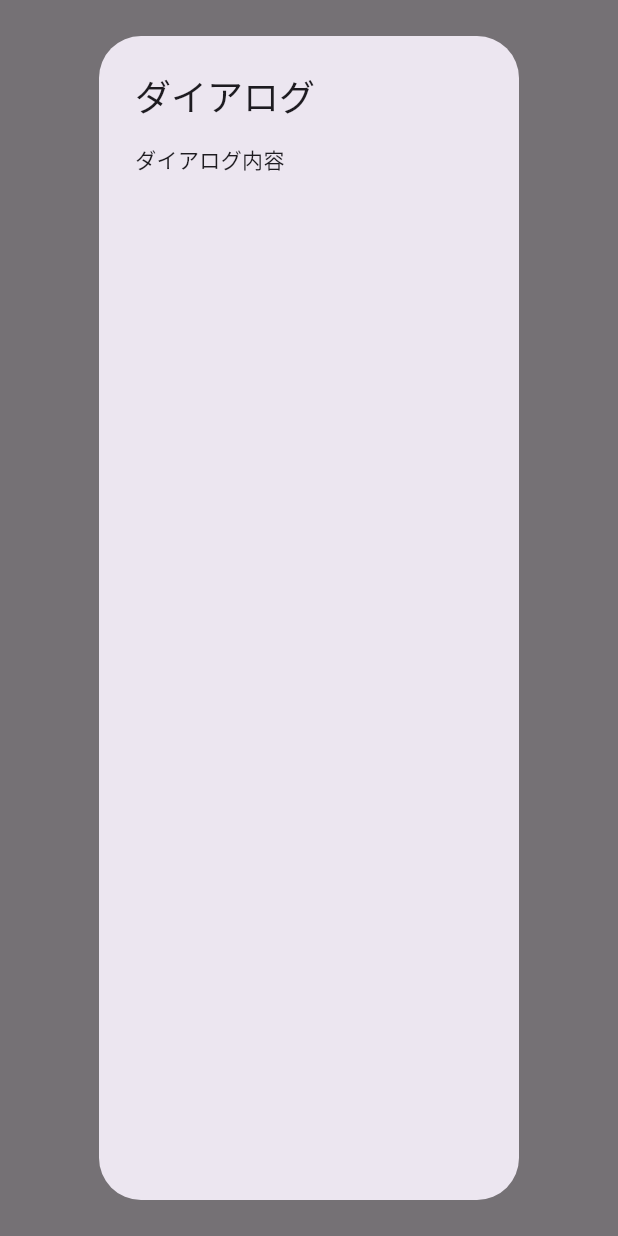
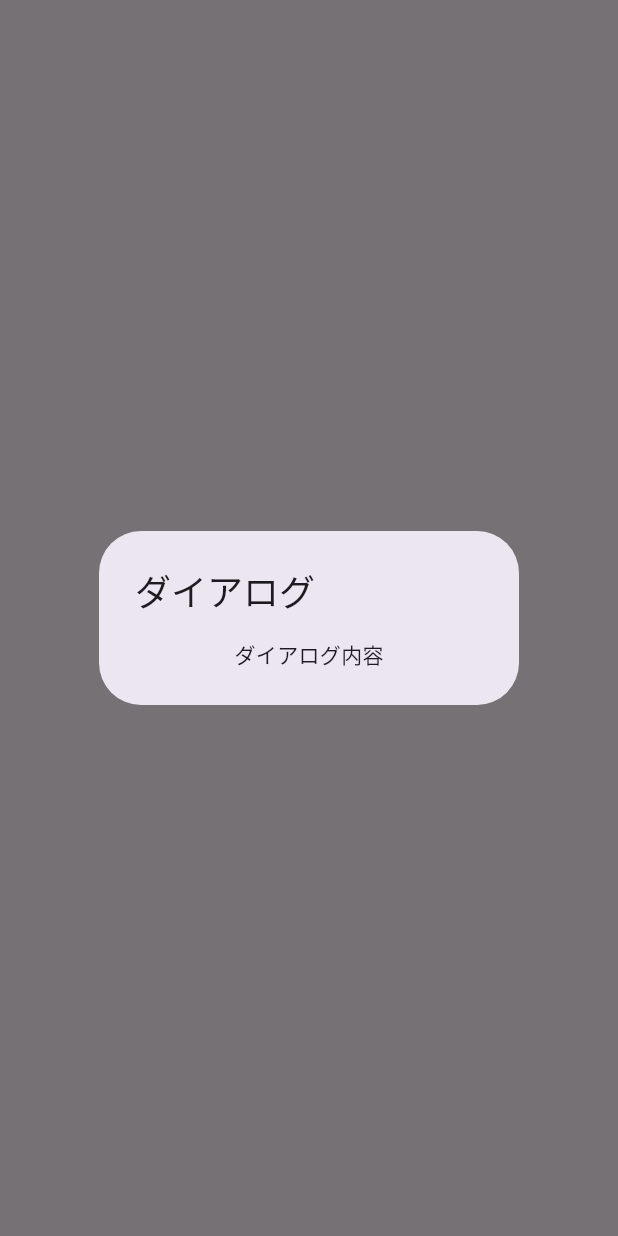
Before and after one commit to toyotarou/test_dialog_overlay_layer_order, a Flutter app: the screen it shows after launch, after a tap on "オーバーレイ開く", after a tap on "ダイアログ開く", on a phone screen of 412 x 824 dp. Run offline on Flutter 3.47's test engine with Material 3 defaults, Android fonts, the phone set to English and light mode, and no system bars.

Commit message:
commit 20250128

```diff
--- a/lib/screens/home_screen.dart
+++ b/lib/screens/home_screen.dart
@@ -1,5 +1,5 @@
 import 'package:flutter/material.dart';
-import 'package:flutter/scheduler.dart';
+import '../service/overlay_service.dart';
 
 class HomeScreen extends StatefulWidget {
   const HomeScreen({super.key});
@@ -9,106 +9,22 @@ class HomeScreen extends StatefulWidget {
 }
 
 class _HomeScreenState extends State<HomeScreen> {
-  OverlayEntry? _overlayEntry;
+  final OverlayService _overlayService = OverlayService();
 
-  bool overlayOpenFlag = false;
-
-  late OverlayState _overlayState;
-
-  ///
   @override
   void didChangeDependencies() {
     super.didChangeDependencies();
-
-    _overlayState = Overlay.of(context);
+    _overlayService.initOverlay(context);
   }
 
-  ///
-  void openOverlay({required String str}) {
-    if (_overlayEntry != null) {
-      return;
-    }
-
-    overlayOpenFlag = true;
-
-    _overlayEntry = OverlayEntry(
-      builder: (BuildContext context) => Positioned(
-        top: 100,
-        left: 50,
-        child: Container(
-          width: 250,
-          height: 250,
-          decoration: BoxDecoration(
-            color: Colors.black.withOpacity(0.7),
-            borderRadius: BorderRadius.circular(10),
-          ),
-          child: Column(
-            mainAxisAlignment: MainAxisAlignment.center,
-            children: <Widget>[
-              Text(
-                str,
-                style: Theme.of(context).textTheme.bodyLarge?.copyWith(color: Colors.white, fontSize: 18),
-              ),
-              const SizedBox(height: 16),
-              ElevatedButton(onPressed: () => openDialog(str: str), child: const Text('ダイアログ開く')),
-              const SizedBox(height: 16),
-              ElevatedButton(onPressed: () => closeOverlay(), child: const Text('オーバーレイ閉じる')),
-            ],
-          ),
-        ),
-      ),
-    );
-
-    _overlayState.insert(_overlayEntry!);
-  }
-
-  ///
-  void closeOverlay() {
-    if (_overlayEntry != null) {
-      _overlayEntry!.remove();
-      _overlayEntry = null;
-    }
-
-    overlayOpenFlag = false;
-  }
-
-  ///
-  void openDialog({required String str}) {
-    _overlayEntry?.remove();
-    _overlayEntry = null;
-
-    // ignore: inference_failure_on_function_invocation
-    showDialog(
-      context: context,
-      builder: (BuildContext context) => const AlertDialog(
-        title: Text('ダイアログ'),
-        content: Column(
-          crossAxisAlignment: CrossAxisAlignment.start,
-          children: [Text('ダイアログ内容')],
-        ),
-      ),
-    ).then((_) {
-      SchedulerBinding.instance.addPostFrameCallback((_) {
-        if (overlayOpenFlag) {
-          openOverlay(str: str);
-        }
-      });
-    });
-  }
-
-  ///
   @override
   Widget build(BuildContext context) {
     return Scaffold(
       body: Center(
-        child: Column(
-          mainAxisSize: MainAxisSize.min,
-          children: <Widget>[
-            ElevatedButton(
-              onPressed: () => openOverlay(str: 'aaaaa'),
-              child: const Text('オーバーレイ開く'),
-            ),
-          ],
+        child: ElevatedButton(
+          onPressed: () =>
+              _overlayService.openOverlay(context: context, str: 'aaaaa'),
+          child: const Text('オーバーレイ開く'),
         ),
       ),
     );
--- /dev/null
+++ b/lib/service/dialog_service.dart
@@ -0,0 +1,35 @@
+import 'package:flutter/material.dart';
+import 'package:flutter/scheduler.dart';
+
+///
+Future<void> openDialog({
+  required BuildContext context,
+  required String str,
+  required VoidCallback removeOverlay,
+  required VoidCallback reOpenOverlay,
+  required bool isOverlayOpen,
+}) async {
+  removeOverlay();
+
+  // ignore: inference_failure_on_function_invocation
+  await showDialog(
+    context: context,
+    builder: (BuildContext context) {
+      return const AlertDialog(
+        title: Text('ダイアログ'),
+        content: Column(
+          mainAxisSize: MainAxisSize.min,
+          children: <Widget>[
+            Text('ダイアログ内容'),
+          ],
+        ),
+      );
+    },
+  );
+
+  SchedulerBinding.instance.addPostFrameCallback((_) {
+    if (isOverlayOpen) {
+      reOpenOverlay();
+    }
+  });
+}
--- /dev/null
+++ b/lib/service/overlay_service.dart
@@ -0,0 +1,71 @@
+import 'package:flutter/material.dart';
+
+import 'dialog_service.dart';
+
+class OverlayService {
+  OverlayEntry? _overlayEntry;
+
+  bool _overlayOpenFlag = false;
+
+  late OverlayState _overlayState;
+
+  ///
+  void initOverlay(BuildContext context) => _overlayState = Overlay.of(context);
+
+  ///
+  void openOverlay({required BuildContext context, required String str}) {
+    if (_overlayEntry != null) {
+      return;
+    }
+
+    _overlayOpenFlag = true;
+
+    _overlayEntry = OverlayEntry(
+      builder: (BuildContext context) => Positioned(
+        top: 100,
+        left: 50,
+        child: Container(
+          width: 250,
+          height: 250,
+          decoration: BoxDecoration(color: Colors.black.withOpacity(0.7), borderRadius: BorderRadius.circular(10)),
+          child: Column(
+            mainAxisAlignment: MainAxisAlignment.center,
+            children: <Widget>[
+              Text(
+                str,
+                style: Theme.of(context).textTheme.bodyLarge?.copyWith(color: Colors.white, fontSize: 18),
+              ),
+              const SizedBox(height: 16),
+              ElevatedButton(onPressed: () => _callDialogService(context, str), child: const Text('ダイアログ開く')),
+              const SizedBox(height: 16),
+              ElevatedButton(onPressed: closeOverlay, child: const Text('オーバーレイ閉じる')),
+            ],
+          ),
+        ),
+      ),
+    );
+
+    _overlayState.insert(_overlayEntry!);
+  }
+
+  ///
+  void closeOverlay() {
+    if (_overlayEntry != null) {
+      _overlayEntry!.remove();
+      _overlayEntry = null;
+    }
+
+    _overlayOpenFlag = false;
+  }
+
+  ///
+  Future<void> _callDialogService(BuildContext context, String str) async {
+    await openDialog(
+      context: context,
+      str: str,
+      removeOverlay: closeOverlay,
+      reOpenOverlay: () => openOverlay(context: context, str: str),
+      isOverlayOpen: _overlayOpenFlag,
+    );
+  }
+}
```
